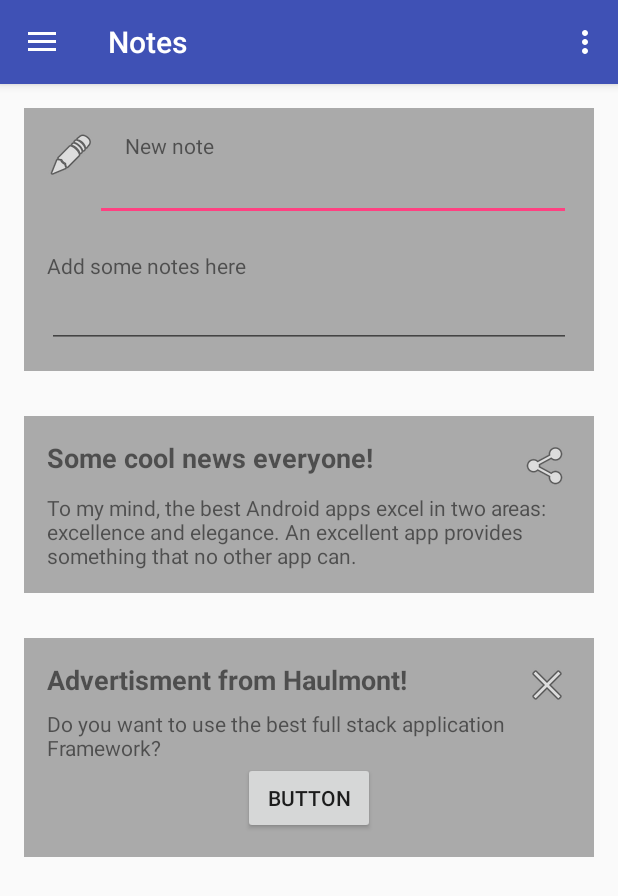
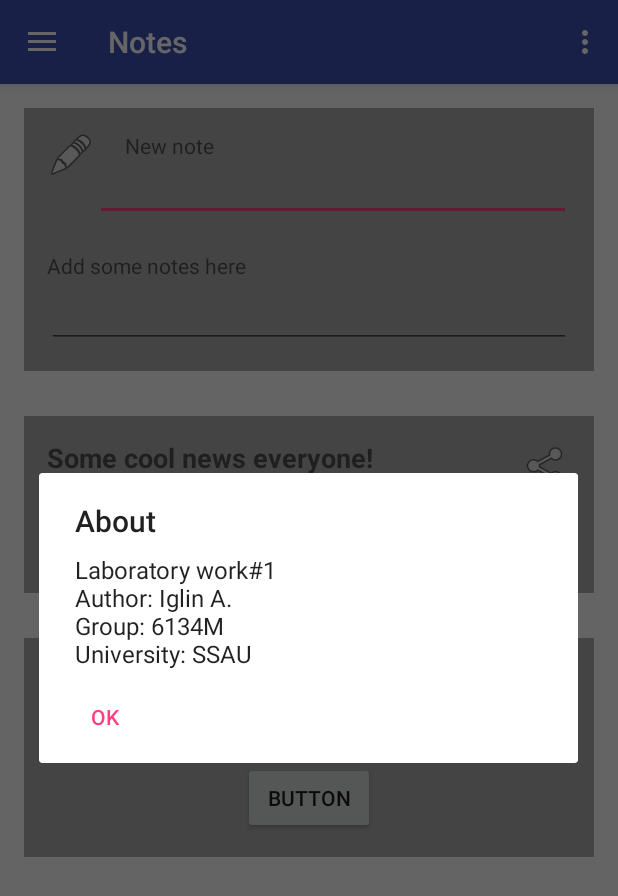
Before and after one commit to iglin/Lab1-UI, an Android app: the screen it shows after launch (MainActivity), in the options menu, after a tap on "About", on a phone screen of 412 x 824 dp. Shown: the top 896 px of the screen. Run offline under Robolectric (Android 15) with nearby library versions, the phone set to English and light mode, and no system bars.

Commit message:
about dialog

```diff
--- a/app/src/main/java/com/example/alexander/lab1_ui/MainActivity.java
+++ b/app/src/main/java/com/example/alexander/lab1_ui/MainActivity.java
@@ -14,6 +14,7 @@ import android.view.Menu;
 import android.view.MenuItem;
 import android.widget.Toast;
 
+import com.example.alexander.lab1_ui.dialogs.AboutDialogFragment;
 import com.example.alexander.lab1_ui.dialogs.ExitDialogFragment;
 
 public class MainActivity extends AppCompatActivity
@@ -63,8 +64,9 @@ public class MainActivity extends AppCompatActivity
         //noinspection SimplifiableIfStatement
         switch (id) {
             case R.id.action_about:
-                return true;
-             //   break;
+                AboutDialogFragment dialog = new AboutDialogFragment();
+                dialog.show(this.getFragmentManager(), "about");
+                break;
             case R.id.action_buy:
                 Toast toast = Toast.makeText(getApplicationContext(),
                         "Ok, just give me a dollar", Toast.LENGTH_SHORT);
--- /dev/null
+++ b/app/src/main/java/com/example/alexander/lab1_ui/dialogs/AboutDialogFragment.java
@@ -0,0 +1,30 @@
+package com.example.alexander.lab1_ui.dialogs;
+
+import android.app.AlertDialog;
+import android.app.Dialog;
+import android.app.DialogFragment;
+import android.content.DialogInterface;
+import android.os.Bundle;
+
+import com.example.alexander.lab1_ui.R;
+
+/**
+ * Created by user on 24.12.2016.
+ */
+
+public class AboutDialogFragment extends DialogFragment {
+    @Override
+    public Dialog onCreateDialog(Bundle savedInstanceState) {
+        // Use the Builder class for convenient dialog construction
+        AlertDialog.Builder builder = new AlertDialog.Builder(getActivity());
+        builder.setMessage(R.string.about_message)
+                .setTitle(R.string.about_title)
+                .setNeutralButton("OK", new DialogInterface.OnClickListener() {
+                    @Override
+                    public void onClick(DialogInterface dialog, int which) {
+                    }
+                });
+        // Create the AlertDialog object and return it
+        return builder.create();
+    }
+}
--- a/app/src/main/res/values/strings.xml
+++ b/app/src/main/res/values/strings.xml
@@ -20,4 +20,7 @@
 
     <string name="exit_title">Exit confirmation</string>
     <string name="exit_message">Are you sure you want to exit?</string>
+
+    <string name="about_title">About</string>
+    <string name="about_message">Laboratory work#1 \nAuthor: Iglin A. \nGroup: 6134M \nUniversity: SSAU</string>
 </resources>
```
